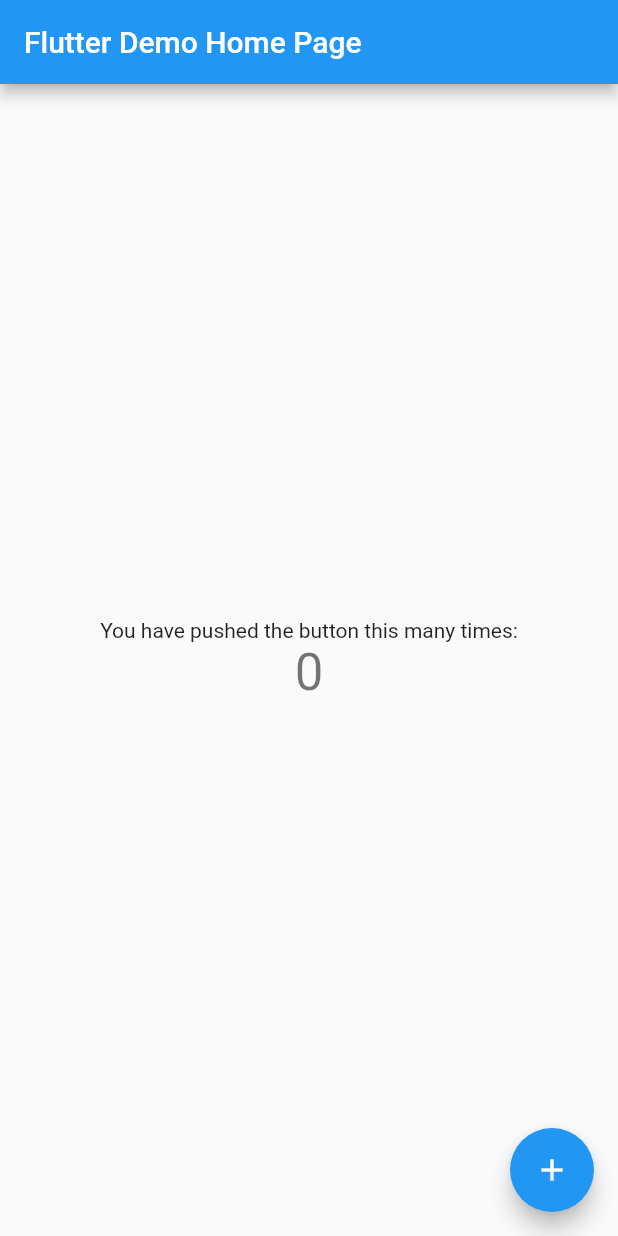
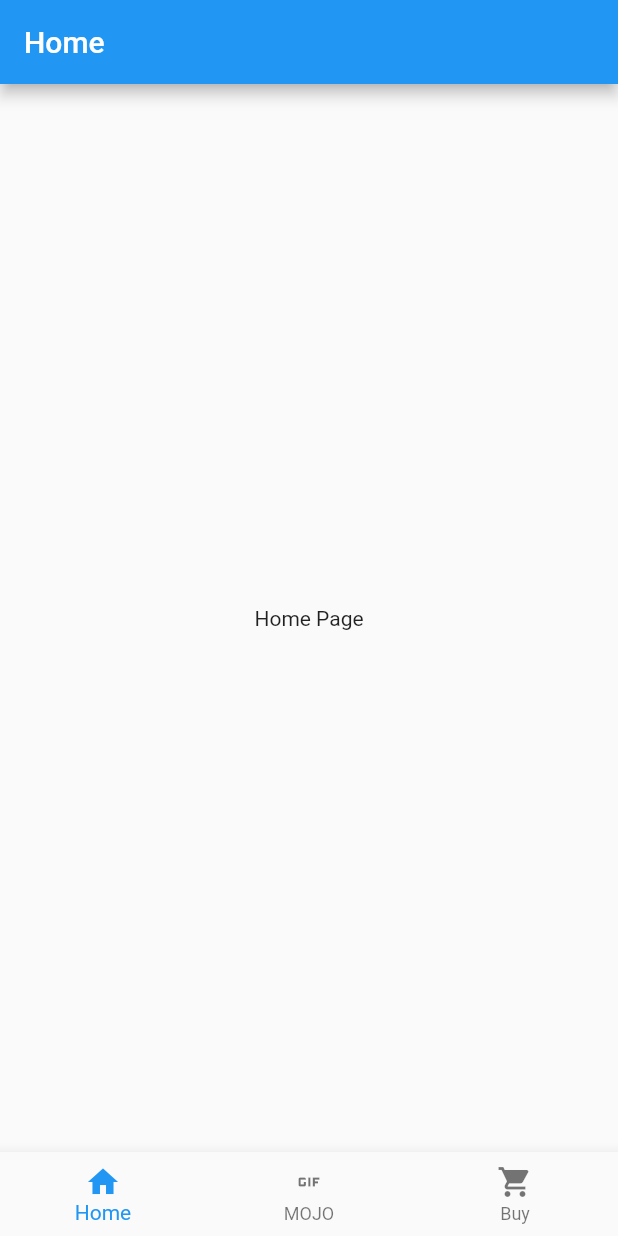
Before and after one commit to vinayakusername/FlutterHealthTechApp, a Flutter app: the screen it shows after launch, on a phone screen of 412 x 824 dp. Run offline on Flutter 3.47's test engine with Material 2 defaults, Android fonts, the phone set to English and light mode, and no system bars.

Commit message:
files updated

```diff
--- a/lib/main.dart
+++ b/lib/main.dart
@@ -1,4 +1,5 @@
 import 'package:flutter/material.dart';
+import 'package:health_tech_app1/widget_MyBottomNavigationBar.dart';
 
 void main() => runApp(MyApp());
 
@@ -9,103 +10,10 @@ class MyApp extends StatelessWidget {
     return MaterialApp(
       title: 'Flutter Demo',
       theme: ThemeData(
-        // This is the theme of your application.
-        //
-        // Try running your application with "flutter run". You'll see the
-        // application has a blue toolbar. Then, without quitting the app, try
-        // changing the primarySwatch below to Colors.green and then invoke
-        // "hot reload" (press "r" in the console where you ran "flutter run",
-        // or simply save your changes to "hot reload" in a Flutter IDE).
-        // Notice that the counter didn't reset back to zero; the application
-        // is not restarted.
+
         primarySwatch: Colors.blue,
       ),
-      home: MyHomePage(title: 'Flutter Demo Home Page'),
+      home: MyBottomNavigationBar(title: 'Flutter Demo Home Page'),
     );
   }
 }
-
-class MyHomePage extends StatefulWidget {
-  MyHomePage({Key key, this.title}) : super(key: key);
-
-  // This widget is the home page of your application. It is stateful, meaning
-  // that it has a State object (defined below) that contains fields that affect
-  // how it looks.
-
-  // This class is the configuration for the state. It holds the values (in this
-  // case the title) provided by the parent (in this case the App widget) and
-  // used by the build method of the State. Fields in a Widget subclass are
-  // always marked "final".
-
-  final String title;
-
-  @override
-  _MyHomePageState createState() => _MyHomePageState();
-}
-
-class _MyHomePageState extends State<MyHomePage> {
-  int _counter = 0;
-
-  void _incrementCounter() {
-    setState(() {
-      // This call to setState tells the Flutter framework that something has
-      // changed in this State, which causes it to rerun the build method below
-      // so that the display can reflect the updated values. If we changed
-      // _counter without calling setState(), then the build method would not be
-      // called again, and so nothing would appear to happen.
-      _counter++;
-    });
-  }
-
-  @override
-  Widget build(BuildContext context) {
-    // This method is rerun every time setState is called, for instance as done
-    // by the _incrementCounter method above.
-    //
-    // The Flutter framework has been optimized to make rerunning build methods
-    // fast, so that you can just rebuild anything that needs updating rather
-    // than having to individually change instances of widgets.
-    return Scaffold(
-      appBar: AppBar(
-        // Here we take the value from the MyHomePage object that was created by
-        // the App.build method, and use it to set our appbar title.
-        title: Text(widget.title),
-      ),
-      body: Center(
-        // Center is a layout widget. It takes a single child and positions it
-        // in the middle of the parent.
-        child: Column(
-          // Column is also a layout widget. It takes a list of children and
-          // arranges them vertically. By default, it sizes itself to fit its
-          // children horizontally, and tries to be as tall as its parent.
-          //
-          // Invoke "debug painting" (press "p" in the console, choose the
-          // "Toggle Debug Paint" action from the Flutter Inspector in Android
-          // Studio, or the "Toggle Debug Paint" command in Visual Studio Code)
-          // to see the wireframe for each widget.
-          //
-          // Column has various properties to control how it sizes itself and
-          // how it positions its children. Here we use mainAxisAlignment to
-          // center the children vertically; the main axis here is the vertical
-          // axis because Columns are vertical (the cross axis would be
-          // horizontal).
-          mainAxisAlignment: MainAxisAlignment.center,
-          children: <Widget>[
-            Text(
-              'You have pushed the button this many times:',
-            ),
-            Text(
-              '$_counter',
-              style: Theme.of(context).textTheme.display1,
-            ),
-          ],
-        ),
-      ),
-      floatingActionButton: FloatingActionButton(
-        onPressed: _incrementCounter,
-        tooltip: 'Increment',
-        child: Icon(Icons.add),
-      ), // This trailing comma makes auto-formatting nicer for build methods.
-    );
-  }
-}
--- /dev/null
+++ b/lib/widget_BuyPage.dart
@@ -0,0 +1,20 @@
+import 'package:flutter/material.dart';
+
+class BuyPage extends StatefulWidget {
+  @override
+  _BuyPageState createState() => _BuyPageState();
+}
+
+class _BuyPageState extends State<BuyPage> {
+  @override
+  Widget build(BuildContext context) {
+    return Scaffold(
+
+      appBar: AppBar
+      (
+        title: Text('Buy Page'),
+      ),
+      body: Center(child:Text('Buy Products')),
+    );
+  }
+}
--- /dev/null
+++ b/lib/widget_HomePage.dart
@@ -0,0 +1,20 @@
+import 'package:flutter/material.dart';
+
+class MyHomePage extends StatefulWidget {
+  @override
+  _MyHomePageState createState() => _MyHomePageState();
+}
+
+class _MyHomePageState extends State<MyHomePage> {
+  @override
+  Widget build(BuildContext context) {
+    return Scaffold(
+
+      appBar: AppBar
+      (
+        title: Text('Home'),
+      ),
+      body: Center(child:Text('Home Page')),
+    );
+  }
+}
--- /dev/null
+++ b/lib/widget_MojoPage.dart
@@ -0,0 +1,20 @@
+import 'package:flutter/material.dart';
+
+class MojoPage extends StatefulWidget {
+  @override
+  _MojoPageState createState() => _MojoPageState();
+}
+
+class _MojoPageState extends State<MojoPage> {
+  @override
+  Widget build(BuildContext context) {
+    return Scaffold(
+
+      appBar: AppBar
+      (
+        title: Text('Mojo Page'),
+      ),
+      body: Center(child:Text('Mojo')),
+    );
+  }
+}
--- /dev/null
+++ b/lib/widget_MyBottomNavigationBar.dart
@@ -0,0 +1,70 @@
+import 'package:flutter/material.dart';
+import 'package:health_tech_app1/widget_BuyPage.dart';
+import 'package:health_tech_app1/widget_HomePage.dart';
+import 'package:health_tech_app1/widget_MojoPage.dart';
+
+
+class MyBottomNavigationBar extends StatefulWidget {
+  MyBottomNavigationBar({Key key, this.title}) : super(key: key);
+
+
+  final String title;
+
+  @override
+  _MyBottomNavigationBarState createState() => _MyBottomNavigationBarState();
+}
+
+class _MyBottomNavigationBarState extends State<MyBottomNavigationBar> {
+
+
+  int _currentIndex =0;
+  final List<Widget> _children =
+  [
+    MyHomePage(),
+    MojoPage(),
+    BuyPage()
+  ];
+
+  @override
+  Widget build(BuildContext context) {
+
+    return Scaffold(
+      // appBar: AppBar(
+
+      //   title: Text(widget.title),
+      // ),
+      body: _children[_currentIndex],
+      bottomNavigationBar: BottomNavigationBar
+      (
+        currentIndex: _currentIndex,
+        items:
+        [
+            BottomNavigationBarItem
+            (
+              icon: Icon(Icons.home),
+              title: Text('Home')
+            ),
+
+            BottomNavigationBarItem
+            (
+              icon: Icon(Icons.gif),
+              title: Text('MOJO')
+            ),
+
+            BottomNavigationBarItem
+            (
+              icon: Icon(Icons.shopping_cart),
+              title: Text('Buy')
+            ),
+        ],
+        onTap: onTapped,
+      ),
+    );
+  }
+   void onTapped(int index)
+   {
+           setState(() {
+             _currentIndex = index;
+           });
+   }
+}
```
